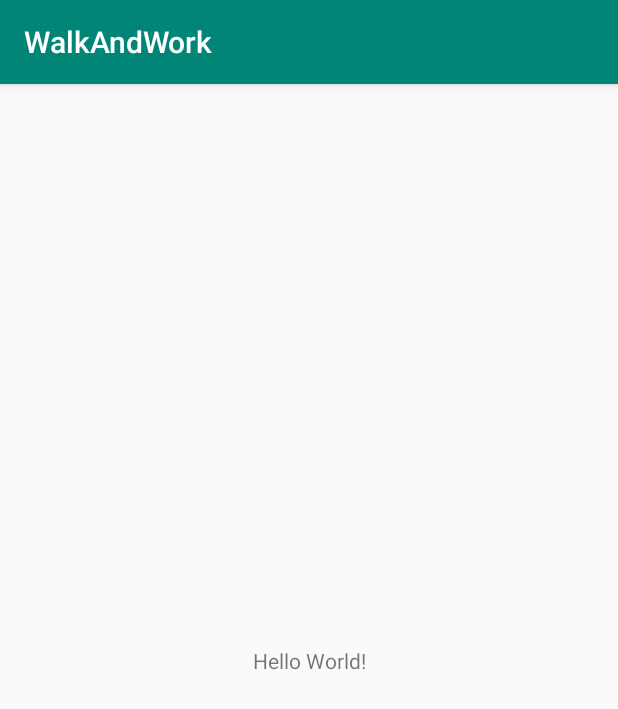
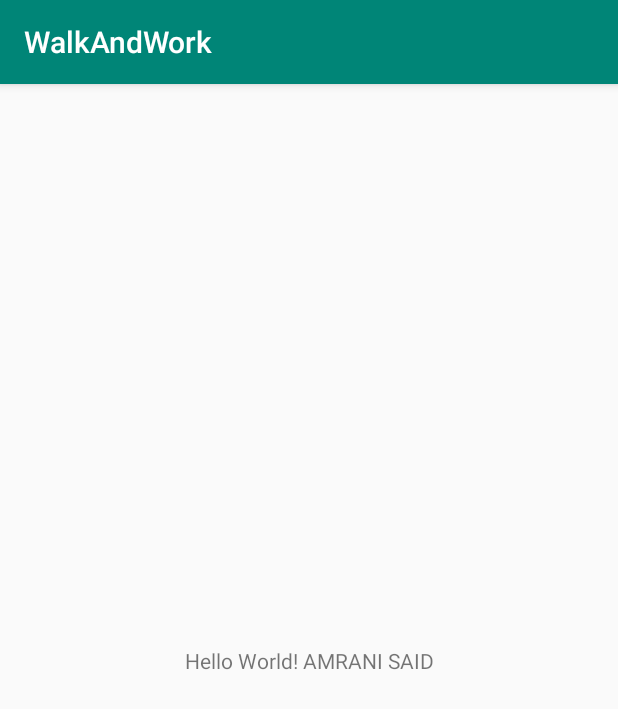
Before and after one commit to raphaeldepain/WalkAndWork, an Android app: the screen it shows after launch (MainActivity), on a phone screen of 412 x 824 dp. Shown: the top 709 px of the screen. Run offline under Robolectric (Android 15) with nearby library versions, the phone set to English and light mode, and no system bars.

Commit message:
ajout nom et prenom

```diff
--- a/app/src/main/res/layout/activity_main.xml
+++ b/app/src/main/res/layout/activity_main.xml
@@ -10,7 +10,7 @@
     <TextView
         android:layout_width="wrap_content"
         android:layout_height="wrap_content"
-        android:text="Hello World!"
+        android:text="Hello World! AMRANI SAID"
         app:layout_constraintBottom_toBottomOf="parent"
         app:layout_constraintLeft_toLeftOf="parent"
         app:layout_constraintRight_toRightOf="parent"
```
